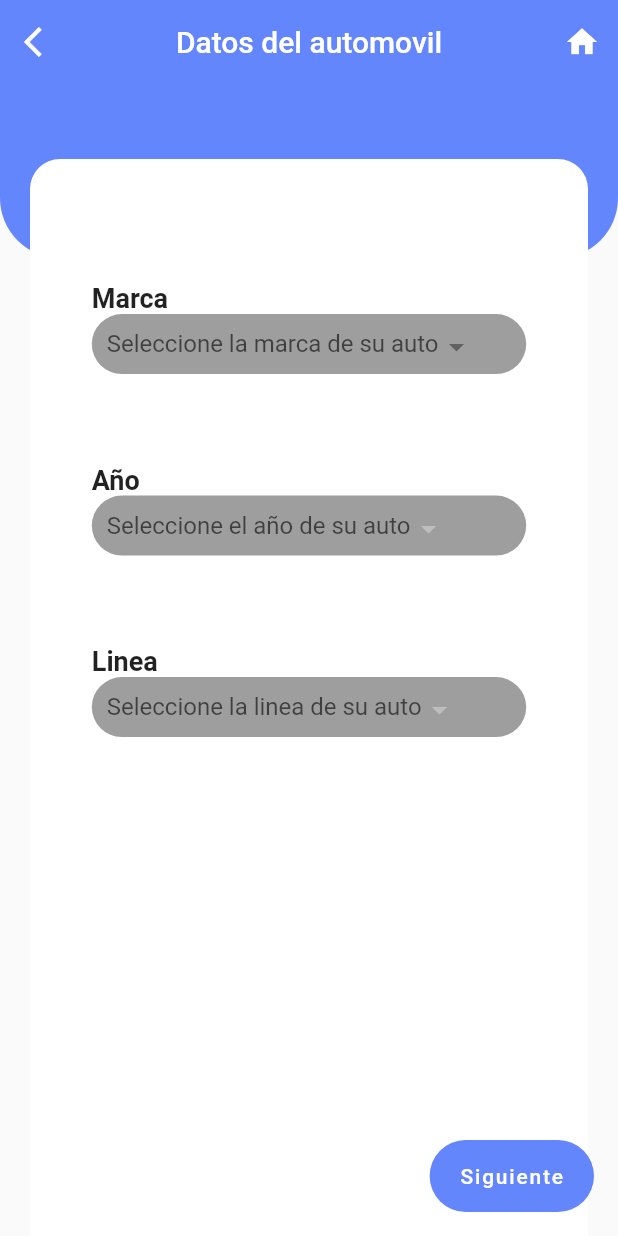
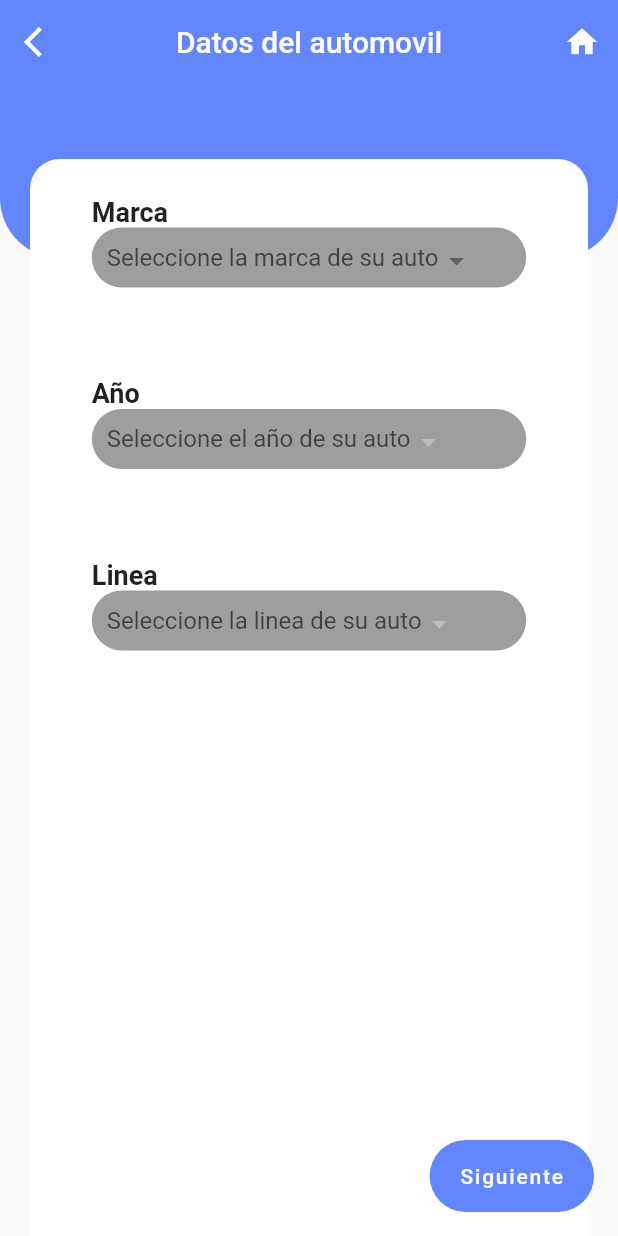
Before and after one commit to Sam200018/quotation, a Flutter app: the screen it shows after launch, after a tap on "Comenzar", on a phone screen of 412 x 824 dp. Run offline on Flutter 3.47's test engine with Material 2 defaults, Android fonts, the light colour scheme and no system bars; our stand-ins replace bloc, dio, equatable, flutter_bloc, go_router, sizer.

Commit message:
Se modifico el padding del sample

```diff
--- a/lib/ui/pages/quotation_sample.dart
+++ b/lib/ui/pages/quotation_sample.dart
@@ -77,7 +77,7 @@ class QuotationSample extends StatelessWidget {
               ),
               alignment: Alignment.center,
               child: Padding(
-                padding: EdgeInsets.symmetric(vertical: 10.h, horizontal: 10.w),
+                padding: EdgeInsets.symmetric(vertical: 3.h, horizontal: 10.w),
                 child: content,
               ),
             ),
```
